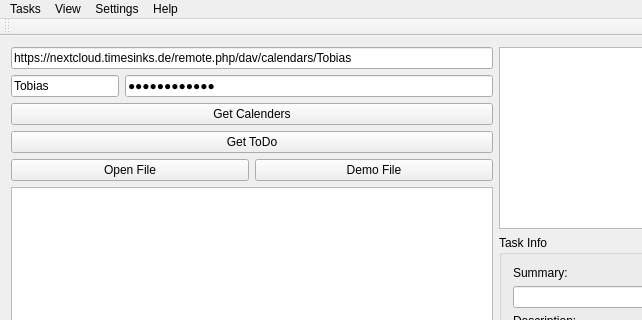
Above: mainwindow.ui from Tercus/ToDo before the change; both pictures show x 0 to 642 and y 0 to 320 of the 992 by 715 pixel window. Below: the same form after it.
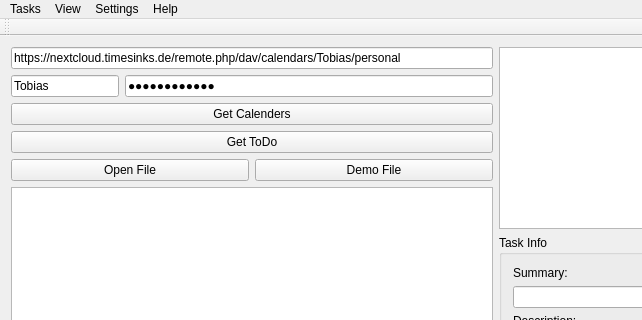
That is the form after the change.

```diff
--- a/mainwindow.ui
+++ b/mainwindow.ui
@@ -24,7 +24,7 @@
           <item row="0" column="0" colspan="2">
            <widget class="QLineEdit" name="lineEdit_server">
             <property name="text">
-             <string>https://nextcloud.timesinks.de/remote.php/dav/calendars/Tobias</string>
+             <string>https://nextcloud.timesinks.de/remote.php/dav/calendars/Tobias/personal</string>
             </property>
             <property name="placeholderText">
              <string>Server</string>
```
